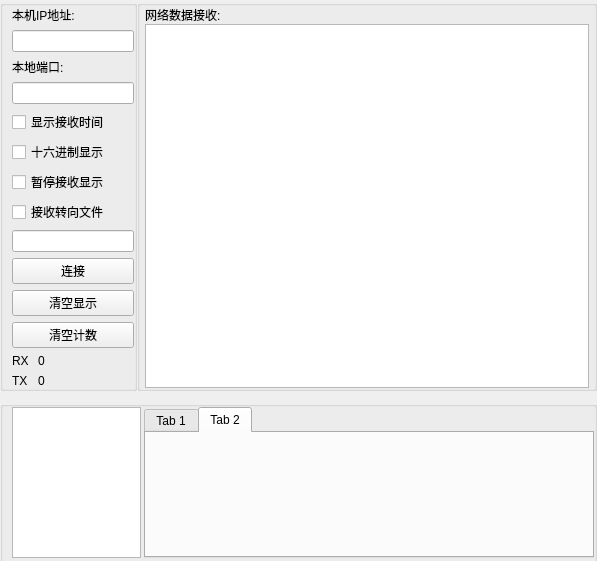
Old version of the form UI/UDPServer.ui in the repository BeiChenYx/NetDebug.
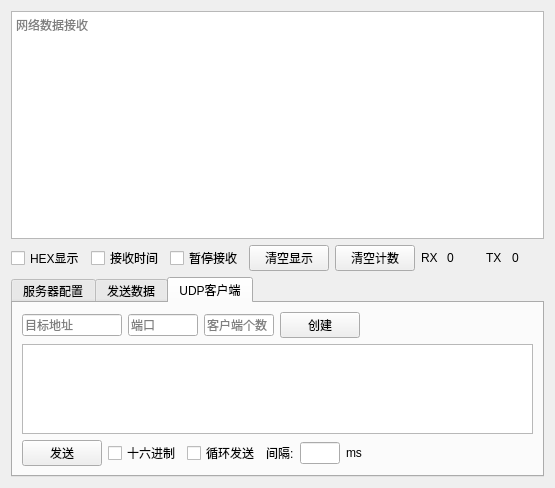
New version of the form.

Patch:
```diff
--- a/UI/UDPServer.ui
+++ b/UI/UDPServer.ui
@@ -6,96 +6,42 @@
    <rect>
     <x>0</x>
     <y>0</y>
-    <width>597</width>
-    <height>553</height>
+    <width>555</width>
+    <height>488</height>
    </rect>
   </property>
   <property name="windowTitle">
    <string>UDP/IP_Server</string>
   </property>
-  <layout class="QVBoxLayout" name="verticalLayout_2">
-   <property name="spacing">
-    <number>0</number>
-   </property>
-   <property name="leftMargin">
-    <number>0</number>
-   </property>
-   <property name="topMargin">
-    <number>0</number>
-   </property>
-   <property name="rightMargin">
-    <number>0</number>
-   </property>
-   <property name="bottomMargin">
-    <number>0</number>
-   </property>
-   <item>
-    <layout class="QHBoxLayout" name="horizontalLayout">
-     <item>
-      <widget class="QGroupBox" name="groupBox_2">
+  <property name="styleSheet">
+   <string notr="true"/>
+  </property>
+  <layout class="QGridLayout" name="gridLayout">
+   <item row="0" column="0">
+    <widget class="QTextEdit" name="textEdit">
+     <property name="placeholderText">
+      <string>网络数据接收</string>
+     </property>
+    </widget>
+   </item>
+   <item row="2" column="0">
+    <widget class="QTabWidget" name="tabWidget">
        <property name="maximumSize">
         <size>
-         <width>137</width>
-         <height>16777215</height>
-        </size>
-       </property>
-       <property name="title">
-        <string/>
-       </property>
-       <layout class="QVBoxLayout" name="verticalLayout">
-        <property name="spacing">
-         <number>6</number>
-        </property>
-        <property name="topMargin">
-         <number>0</number>
-        </property>
-        <property name="rightMargin">
-         <number>0</number>
-        </property>
-        <property name="bottomMargin">
-         <number>0</number>
-        </property>
-        <item>
-         <widget class="QLabel" name="label">
-          <property name="text">
-           <string>本机IP地址:</string>
-          </property>
-         </widget>
-        </item>
-        <item>
-         <widget class="QLineEdit" name="lineEdit_IP"/>
-        </item>
-        <item>
-         <widget class="QLabel" name="label_2">
-          <property name="text">
-           <string>本地端口:</string>
-          </property>
-         </widget>
-        </item>
-        <item>
-         <widget class="QLineEdit" name="lineEdit_Port"/>
-        </item>
-        <item>
-         <widget class="QCheckBox" name="checkBox_Display_Time">
-          <property name="text">
-           <string>显示接收时间</string>
-          </property>
-         </widget>
-        </item>
-        <item>
-         <widget class="QCheckBox" name="checkBox_Display_Hex">
-          <property name="text">
-           <string>十六进制显示</string>
-          </property>
-         </widget>
-        </item>
-        <item>
-         <widget class="QCheckBox" name="checkBox_Pause_Display">
-          <property name="text">
-           <string>暂停接收显示</string>
-          </property>
-         </widget>
-        </item>
+       <width>16777215</width>
+       <height>200</height>
+      </size>
+     </property>
+     <property name="currentIndex">
+      <number>2</number>
+     </property>
+     <widget class="QWidget" name="tab">
+      <attribute name="title">
+       <string>服务器配置</string>
+      </attribute>
+      <layout class="QGridLayout" name="gridLayout_2">
+       <item row="1" column="0">
+        <layout class="QHBoxLayout" name="horizontalLayout_5">
         <item>
          <widget class="QCheckBox" name="checkBox_Recv_To_File">
           <property name="text">
@@ -107,6 +53,49 @@
          <widget class="QLineEdit" name="lineEdit_Recv_File_Path"/>
         </item>
         <item>
+          <spacer name="horizontalSpacer_2">
+           <property name="orientation">
+            <enum>Qt::Horizontal</enum>
+           </property>
+           <property name="sizeHint" stdset="0">
+            <size>
+             <width>40</width>
+             <height>20</height>
+            </size>
+           </property>
+          </spacer>
+         </item>
+        </layout>
+       </item>
+       <item row="0" column="0">
+        <layout class="QHBoxLayout" name="horizontalLayout_4">
+         <item>
+          <widget class="QLineEdit" name="lineEdit_IP">
+           <property name="maximumSize">
+            <size>
+             <width>100</width>
+             <height>16777215</height>
+            </size>
+           </property>
+           <property name="placeholderText">
+            <string>本机地址</string>
+           </property>
+          </widget>
+         </item>
+         <item>
+          <widget class="QLineEdit" name="lineEdit_Port">
+           <property name="maximumSize">
+            <size>
+             <width>60</width>
+             <height>16777215</height>
+            </size>
+           </property>
+           <property name="placeholderText">
+            <string>端口</string>
+           </property>
+          </widget>
+         </item>
+         <item>
          <widget class="QPushButton" name="pushButton_Connect">
           <property name="text">
            <string>连接</string>
@@ -114,6 +103,21 @@
          </widget>
         </item>
         <item>
+          <spacer name="horizontalSpacer">
+           <property name="orientation">
+            <enum>Qt::Horizontal</enum>
+           </property>
+           <property name="sizeHint" stdset="0">
+            <size>
+             <width>40</width>
+             <height>20</height>
+            </size>
+           </property>
+          </spacer>
+         </item>
+        </layout>
+       </item>
+       <item row="2" column="0">
          <spacer name="verticalSpacer">
           <property name="orientation">
            <enum>Qt::Vertical</enum>
@@ -126,6 +130,240 @@
           </property>
          </spacer>
         </item>
+      </layout>
+     </widget>
+     <widget class="QWidget" name="tab_2">
+      <attribute name="title">
+       <string>发送数据</string>
+      </attribute>
+      <layout class="QGridLayout" name="gridLayout_3">
+       <item row="0" column="0">
+        <widget class="QTextEdit" name="textEdit_2"/>
+       </item>
+       <item row="1" column="0">
+        <layout class="QHBoxLayout" name="horizontalLayout_6">
+         <item>
+          <widget class="QPushButton" name="pushButton">
+           <property name="text">
+            <string>发送</string>
+           </property>
+          </widget>
+         </item>
+         <item>
+          <widget class="QCheckBox" name="checkBox">
+           <property name="text">
+            <string>十六进制</string>
+           </property>
+          </widget>
+         </item>
+         <item>
+          <widget class="QCheckBox" name="checkBox_2">
+           <property name="text">
+            <string>循环发送</string>
+           </property>
+          </widget>
+         </item>
+         <item>
+          <widget class="QLabel" name="label">
+           <property name="text">
+            <string>间隔:</string>
+           </property>
+          </widget>
+         </item>
+         <item>
+          <widget class="QLineEdit" name="lineEdit">
+           <property name="maximumSize">
+            <size>
+             <width>40</width>
+             <height>16777215</height>
+            </size>
+           </property>
+          </widget>
+         </item>
+         <item>
+          <widget class="QLabel" name="label_2">
+           <property name="text">
+            <string>ms</string>
+           </property>
+          </widget>
+         </item>
+         <item>
+          <spacer name="horizontalSpacer_3">
+           <property name="orientation">
+            <enum>Qt::Horizontal</enum>
+           </property>
+           <property name="sizeHint" stdset="0">
+            <size>
+             <width>133</width>
+             <height>20</height>
+            </size>
+           </property>
+          </spacer>
+         </item>
+        </layout>
+       </item>
+      </layout>
+     </widget>
+     <widget class="QWidget" name="tab_3">
+      <attribute name="title">
+       <string>UDP客户端</string>
+      </attribute>
+      <layout class="QGridLayout" name="gridLayout_4">
+       <item row="0" column="0">
+        <layout class="QHBoxLayout" name="horizontalLayout_9">
+         <item>
+          <widget class="QLineEdit" name="lineEdit_2">
+           <property name="maximumSize">
+            <size>
+             <width>100</width>
+             <height>16777215</height>
+            </size>
+           </property>
+           <property name="placeholderText">
+            <string>目标地址</string>
+           </property>
+          </widget>
+         </item>
+         <item>
+          <widget class="QLineEdit" name="lineEdit_3">
+           <property name="maximumSize">
+            <size>
+             <width>70</width>
+             <height>16777215</height>
+            </size>
+           </property>
+           <property name="placeholderText">
+            <string>端口</string>
+           </property>
+          </widget>
+         </item>
+         <item>
+          <widget class="QLineEdit" name="lineEdit_4">
+           <property name="maximumSize">
+            <size>
+             <width>70</width>
+             <height>16777215</height>
+            </size>
+           </property>
+           <property name="placeholderText">
+            <string>客户端个数</string>
+           </property>
+          </widget>
+         </item>
+         <item>
+          <widget class="QPushButton" name="pushButton_2">
+           <property name="text">
+            <string>创建</string>
+           </property>
+          </widget>
+         </item>
+         <item>
+          <spacer name="horizontalSpacer_6">
+           <property name="orientation">
+            <enum>Qt::Horizontal</enum>
+           </property>
+           <property name="sizeHint" stdset="0">
+            <size>
+             <width>40</width>
+             <height>20</height>
+            </size>
+           </property>
+          </spacer>
+         </item>
+        </layout>
+       </item>
+       <item row="1" column="0">
+        <widget class="QTextEdit" name="textEdit_3"/>
+       </item>
+       <item row="2" column="0">
+        <layout class="QHBoxLayout" name="horizontalLayout_8">
+         <item>
+          <widget class="QPushButton" name="pushButton_4">
+           <property name="text">
+            <string>发送</string>
+           </property>
+          </widget>
+         </item>
+         <item>
+          <widget class="QCheckBox" name="checkBox_5">
+           <property name="text">
+            <string>十六进制</string>
+           </property>
+          </widget>
+         </item>
+         <item>
+          <widget class="QCheckBox" name="checkBox_6">
+           <property name="text">
+            <string>循环发送</string>
+           </property>
+          </widget>
+         </item>
+         <item>
+          <widget class="QLabel" name="label_7">
+           <property name="text">
+            <string>间隔:</string>
+           </property>
+          </widget>
+         </item>
+         <item>
+          <widget class="QLineEdit" name="lineEdit_6">
+           <property name="maximumSize">
+            <size>
+             <width>40</width>
+             <height>16777215</height>
+            </size>
+           </property>
+          </widget>
+         </item>
+         <item>
+          <widget class="QLabel" name="label_8">
+           <property name="text">
+            <string>ms</string>
+           </property>
+          </widget>
+         </item>
+         <item>
+          <spacer name="horizontalSpacer_5">
+           <property name="orientation">
+            <enum>Qt::Horizontal</enum>
+           </property>
+           <property name="sizeHint" stdset="0">
+            <size>
+             <width>133</width>
+             <height>20</height>
+            </size>
+           </property>
+          </spacer>
+         </item>
+        </layout>
+       </item>
+      </layout>
+     </widget>
+    </widget>
+   </item>
+   <item row="1" column="0">
+    <layout class="QHBoxLayout" name="horizontalLayout">
+     <item>
+      <widget class="QCheckBox" name="checkBox_Display_Hex">
+       <property name="text">
+        <string>HEX显示</string>
+       </property>
+      </widget>
+     </item>
+     <item>
+      <widget class="QCheckBox" name="checkBox_Display_Time">
+       <property name="text">
+        <string>接收时间</string>
+       </property>
+      </widget>
+     </item>
+     <item>
+      <widget class="QCheckBox" name="checkBox_Pause_Display">
+       <property name="text">
+        <string>暂停接收</string>
+       </property>
+      </widget>
+     </item>
         <item>
          <widget class="QPushButton" name="pushButton_Clear_Recv">
           <property name="text">
@@ -189,118 +427,11 @@
          </layout>
         </item>
        </layout>
-      </widget>
-     </item>
-     <item>
-      <widget class="QGroupBox" name="groupBox">
-       <property name="title">
-        <string/>
-       </property>
-       <layout class="QGridLayout" name="gridLayout">
-        <property name="leftMargin">
-         <number>5</number>
-        </property>
-        <property name="topMargin">
-         <number>0</number>
-        </property>
-        <property name="rightMargin">
-         <number>5</number>
-        </property>
-        <property name="bottomMargin">
-         <number>0</number>
-        </property>
-        <property name="spacing">
-         <number>0</number>
-        </property>
-        <item row="1" column="0">
-         <widget class="QTextEdit" name="textEdit"/>
-        </item>
-        <item row="0" column="0">
-         <widget class="QLabel" name="label_5">
-          <property name="text">
-           <string>网络数据接收:</string>
-          </property>
-         </widget>
-        </item>
-       </layout>
-      </widget>
-     </item>
-    </layout>
-   </item>
-   <item>
-    <widget class="QGroupBox" name="groupBox_4">
-     <property name="minimumSize">
-      <size>
-       <width>0</width>
-       <height>170</height>
-      </size>
-     </property>
-     <property name="maximumSize">
-      <size>
-       <width>16777215</width>
-       <height>150</height>
-      </size>
-     </property>
-     <property name="title">
-      <string/>
-     </property>
-     <layout class="QGridLayout" name="gridLayout_2">
-      <property name="leftMargin">
-       <number>9</number>
-      </property>
-      <property name="topMargin">
-       <number>0</number>
-      </property>
-      <property name="rightMargin">
-       <number>0</number>
-      </property>
-      <property name="bottomMargin">
-       <number>10</number>
-      </property>
-      <property name="horizontalSpacing">
-       <number>3</number>
-      </property>
-      <property name="verticalSpacing">
-       <number>0</number>
-      </property>
-      <item row="0" column="0">
-       <widget class="QListWidget" name="listWidget">
-        <property name="maximumSize">
-         <size>
-          <width>129</width>
-          <height>1000</height>
-         </size>
-        </property>
-       </widget>
-      </item>
-      <item row="0" column="1">
-       <widget class="QTabWidget" name="tabWidget">
-        <property name="maximumSize">
-         <size>
-          <width>16777215</width>
-          <height>100000</height>
-         </size>
-        </property>
-        <property name="currentIndex">
-         <number>1</number>
-        </property>
-        <widget class="QWidget" name="tab">
-         <attribute name="title">
-          <string>Tab 1</string>
-         </attribute>
-        </widget>
-        <widget class="QWidget" name="tab_2">
-         <attribute name="title">
-          <string>Tab 2</string>
-         </attribute>
-        </widget>
-       </widget>
-      </item>
-     </layout>
-    </widget>
-   </item>
-  </layout>
- </widget>
- <resources/>
+   </item>
+  </layout>
+ </widget>
+ <resources>
+  <include location="img.qrc"/>
+ </resources>
  <connections/>
 </ui>
```
Lines whose indentation alone changed are shown as unchanged.
